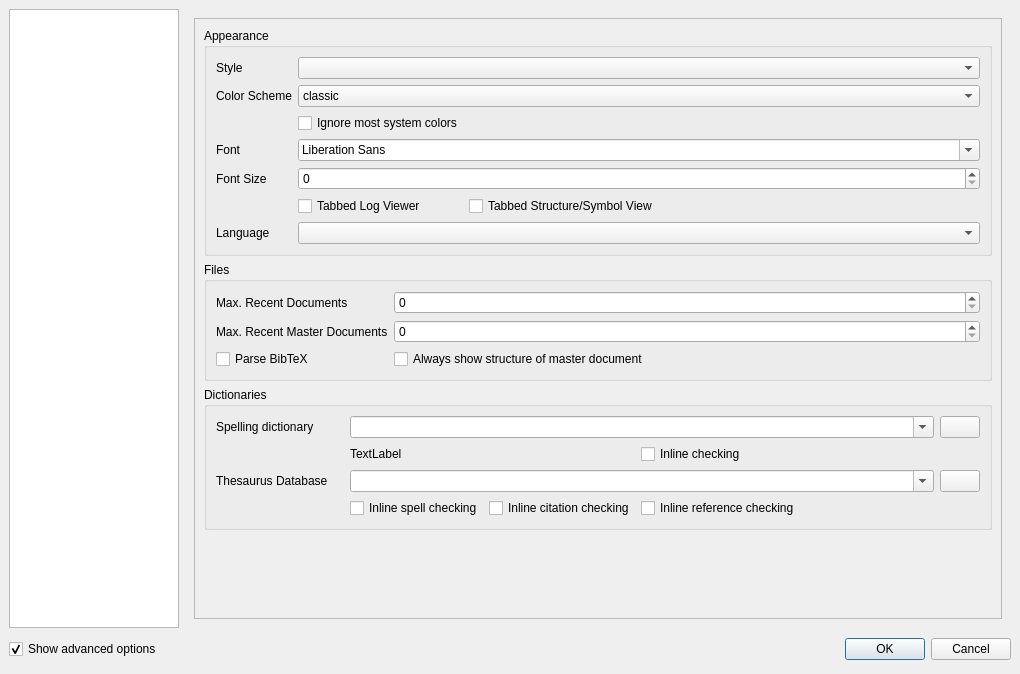
Above: configdialog.ui from svn2github/texstudio-trunk before the change. Below: the same form after it.
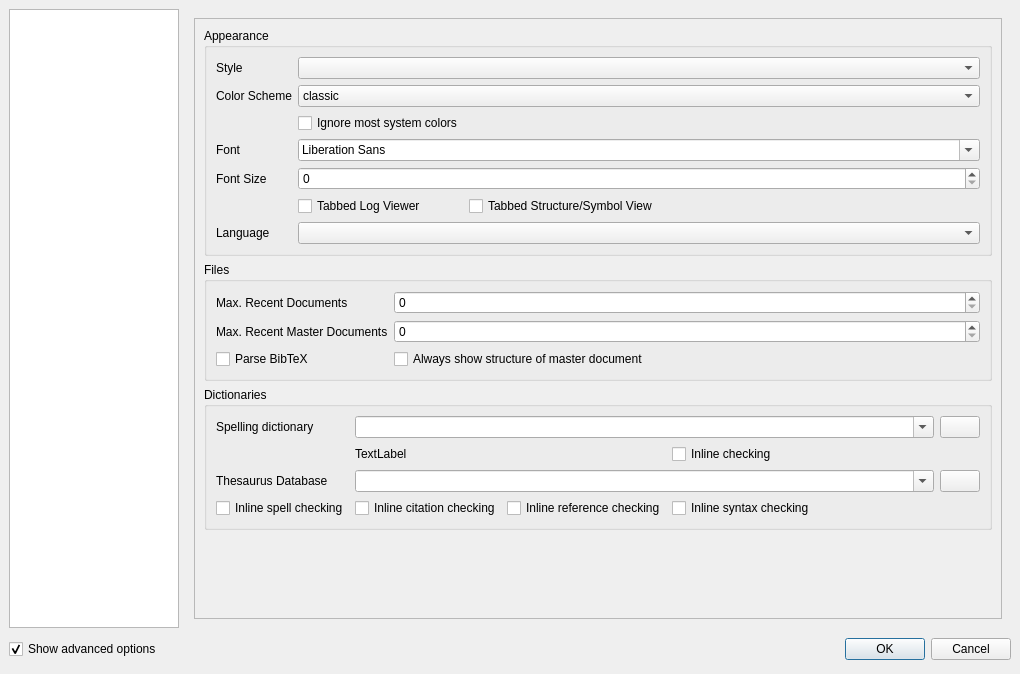
That is the form after the change. The open tabs and pages were chosen to show the change. Icons and pictures are not drawn.

Commit message: commands are checked for syntax (completeion list is taken as reference)

```diff
--- a/configdialog.ui
+++ b/configdialog.ui
@@ -151,8 +151,8 @@
            <rect>
             <x>0</x>
             <y>0</y>
-            <width>756</width>
-            <height>563</height>
+            <width>796</width>
+            <height>597</height>
            </rect>
           </property>
           <layout class="QVBoxLayout" name="verticalLayout">
@@ -466,36 +466,6 @@
                 </property>
                </widget>
               </item>
-              <item row="3" column="1">
-               <widget class="QCheckBox" name="checkBoxInlineSpellCheck">
-                <property name="text">
-                 <string>Inline spell checking</string>
-                </property>
-                <property name="advancedOption" stdset="0">
-                 <bool>true</bool>
-                </property>
-               </widget>
-              </item>
-              <item row="3" column="2">
-               <widget class="QCheckBox" name="checkBoxInlineCitationCheck">
-                <property name="text">
-                 <string>Inline citation checking</string>
-                </property>
-                <property name="advancedOption" stdset="0">
-                 <bool>true</bool>
-                </property>
-               </widget>
-              </item>
-              <item row="3" column="3">
-               <widget class="QCheckBox" name="checkBoxInlineReferenceCheck">
-                <property name="text">
-                 <string>Inline reference checking</string>
-                </property>
-                <property name="advancedOption" stdset="0">
-                 <bool>true</bool>
-                </property>
-               </widget>
-              </item>
               <item row="0" column="1" colspan="4">
                <widget class="QComboBox" name="comboBoxDictionaryFileName">
                 <property name="editable">
@@ -516,6 +486,43 @@
                 </property>
                </widget>
               </item>
+              <item row="3" column="0">
+               <widget class="QCheckBox" name="checkBoxInlineSpellCheck">
+                <property name="text">
+                 <string>Inline spell checking</string>
+                </property>
+                <property name="advancedOption" stdset="0">
+                 <bool>true</bool>
+                </property>
+               </widget>
+              </item>
+              <item row="3" column="1">
+               <widget class="QCheckBox" name="checkBoxInlineCitationCheck">
+                <property name="text">
+                 <string>Inline citation checking</string>
+                </property>
+                <property name="advancedOption" stdset="0">
+                 <bool>true</bool>
+                </property>
+               </widget>
+              </item>
+              <item row="3" column="2">
+               <widget class="QCheckBox" name="checkBoxInlineReferenceCheck">
+                <property name="text">
+                 <string>Inline reference checking</string>
+                </property>
+                <property name="advancedOption" stdset="0">
+                 <bool>true</bool>
+                </property>
+               </widget>
+              </item>
+              <item row="3" column="3" colspan="2">
+               <widget class="QCheckBox" name="checkBoxInlineSyntaxCheck">
+                <property name="text">
+                 <string>Inline syntax checking</string>
+                </property>
+               </widget>
+              </item>
              </layout>
             </widget>
            </item>
```
Left out of the diff: 15 changed lines with no effect on the pictures. The commit also changes 10 other files.
